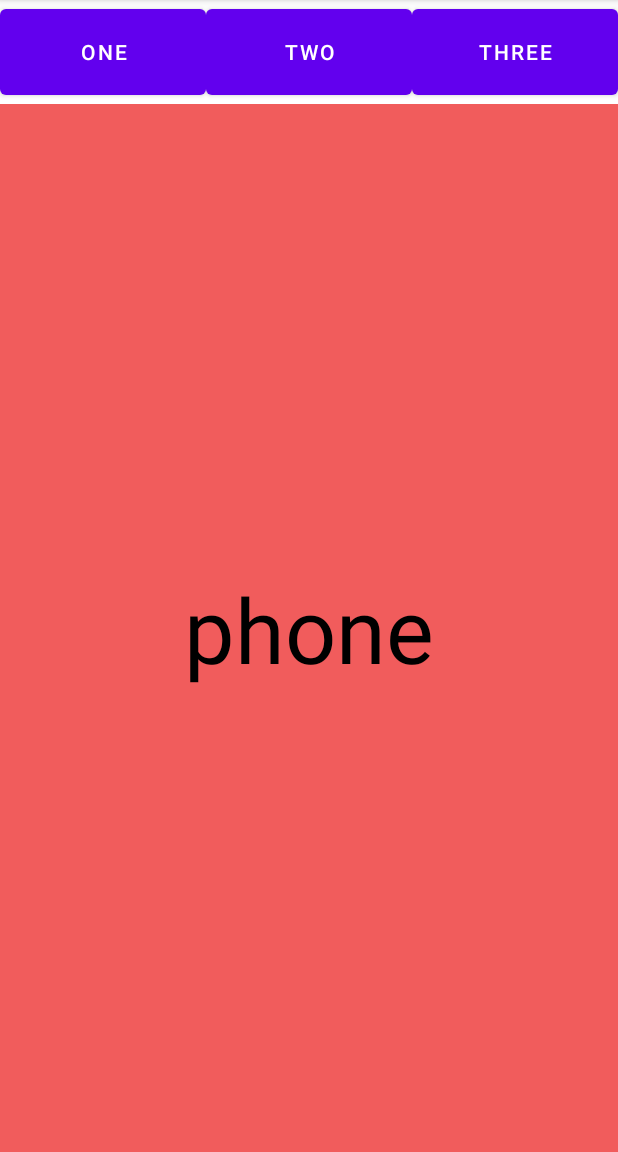
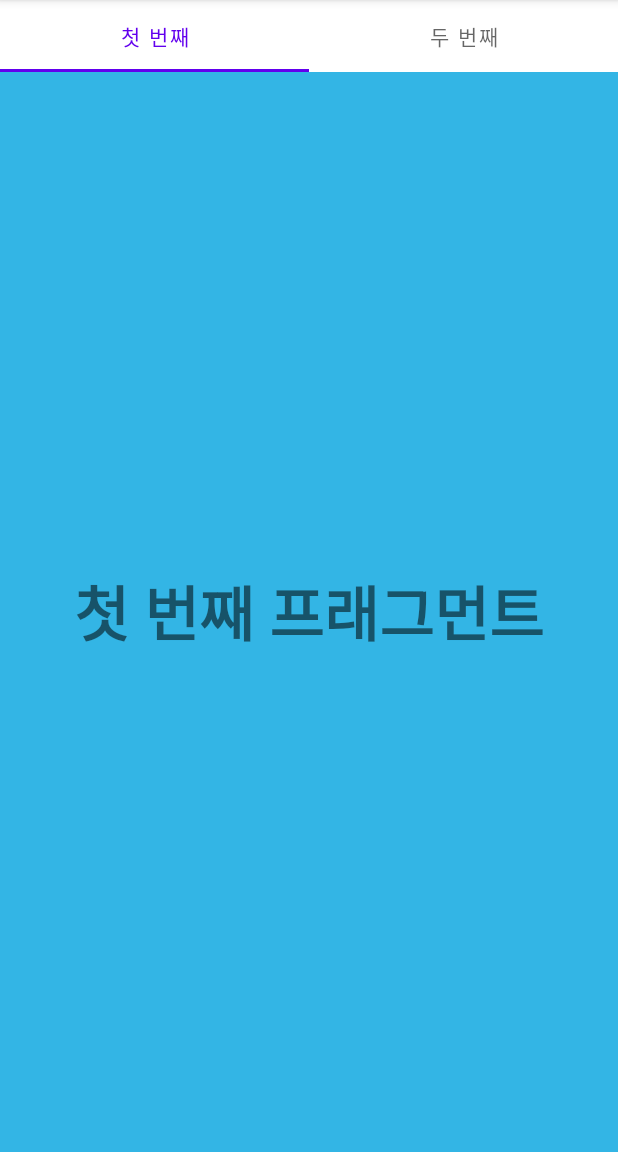
Before and after one commit to Rudolf0328/molip_week1, an Android app: the screen it shows after launch (MainActivity), on a phone screen of 412 x 824 dp, the part 84-1236 px from its top. Run offline under Robolectric (Android 15) with nearby library versions, the phone set to English and light mode, and no system bars.

Commit message:
tab layout

```diff
--- /dev/null
+++ b/app/src/main/java/com/example/molip/Adapter.java
@@ -0,0 +1,36 @@
+package com.example.molip;
+
+//FragmentPagerAdapter -> 모든 프래그먼트를 메모리에 미리 로딩 시키고 소멸X
+//FragmentStatePagerAdapter -> default 3. 자기를 포함한 양 옆까지 메모리에 로딩
+
+import androidx.annotation.NonNull;
+import androidx.fragment.app.Fragment;
+import androidx.fragment.app.FragmentManager;
+import androidx.fragment.app.FragmentPagerAdapter;
+
+import java.util.ArrayList;
+import java.util.List;
+
+public class Adapter extends FragmentPagerAdapter {
+
+    private List<Fragment> fragmentList = new ArrayList<>();
+
+    public Adapter(@NonNull FragmentManager fm, int behavior) {
+        super(fm, behavior);
+    }
+
+    public void addFragment(Fragment fragment){
+        fragmentList.add(fragment);
+
+    }
+    @NonNull
+    @Override
+    public Fragment getItem(int position) {
+        return fragmentList.get(position);
+    }
+
+    @Override
+    public int getCount() {
+        return fragmentList.size();
+    }
+}
--- a/app/src/main/java/com/example/molip/MainActivity.java
+++ b/app/src/main/java/com/example/molip/MainActivity.java
@@ -1,58 +1,42 @@
 package com.example.molip;
 
+import androidx.appcompat.app.AppCompatActivity;
+import androidx.viewpager.widget.ViewPager;
+
 import android.os.Bundle;
-import android.view.View;
-import android.widget.Button;
 
-import androidx.appcompat.app.AppCompatActivity;
-import androidx.fragment.app.FragmentManager;
-import androidx.fragment.app.FragmentTransaction;
+import com.google.android.material.tabs.TabItem;
+import com.google.android.material.tabs.TabLayout;
 
-public class MainActivity extends AppCompatActivity implements View.OnClickListener {
-    FragmentManager manager;
-    FragmentTransaction ft;
+public class MainActivity extends AppCompatActivity {
 
-    Phone phone;
-    Pictures pictures;
+    private static final String TAG = "Main_Activity";
+    private TabLayout tabLayout;
+    private ViewPager viewPager;
+    private Adapter adapter;
 
     @Override
     protected void onCreate(Bundle savedInstanceState) {
         super.onCreate(savedInstanceState);
         setContentView(R.layout.activity_main);
 
-        manager = getSupportFragmentManager();
+        tabLayout=findViewById(R.id.tabs);
+        viewPager=findViewById(R.id.view_pager);
+        adapter=new Adapter(getSupportFragmentManager(),1);
 
-        Button phoneTab = findViewById(R.id.one);
-        Button picturesTab = findViewById(R.id.two);
+        //FragmentAdapter에 컬렉션 담기
+        adapter.addFragment(new Phone());
+        adapter.addFragment(new Pictures());
+//        adapter.addFragment(new Frag3());
 
-        phone = new Phone();
-        pictures = new Pictures();
+        //ViewPager Fragment 연결
+        viewPager.setAdapter(adapter);
 
-        ft = manager.beginTransaction();
-        ft.add(R.id.fragment_container, phone);
-        ft.addToBackStack(null);
-        ft.commit();
+        //ViewPager과 TabLayout 연결
+        tabLayout.setupWithViewPager(viewPager);
 
-        phoneTab.setOnClickListener(this);
-        picturesTab.setOnClickListener(this);
-    }
-
-    @Override
-    public void onClick(View v) {
-        ft = manager.beginTransaction();
-
-        int id = v.getId();
-        switch (id) {
-            case R.id.one:
-                ft.replace(R.id.fragment_container, phone);
-                ft.commit();
-                break;
-            case R.id.two:
-                ft.replace(R.id.fragment_container, pictures);
-                ft.commit();
-                break;
-            default:
-                break;
-        }
+        tabLayout.getTabAt(0).setText("첫 번째");
+        tabLayout.getTabAt(1).setText("두 번째");
+//        tabLayout.getTabAt(2).setText("세 번째");
     }
 }
--- a/app/src/main/java/com/example/molip/Phone.java
+++ b/app/src/main/java/com/example/molip/Phone.java
@@ -9,18 +9,13 @@ import androidx.annotation.NonNull;
 import androidx.annotation.Nullable;
 import androidx.fragment.app.Fragment;
 
-//import com.example.molip.R;
-
+//외부에서 new Frag1 호출 시
 public class Phone extends Fragment {
-
     @Nullable
     @Override
     public View onCreateView(@NonNull LayoutInflater inflater, @Nullable ViewGroup container, @Nullable Bundle savedInstanceState) {
-        return inflater.inflate(R.layout.phone, container, false);
-    }
+        View v=inflater.inflate(R.layout.phone,container,false);
 
-    @Override
-    public void onViewCreated(@NonNull View view, @Nullable Bundle savedInstanceState) {
-        super.onViewCreated(view, savedInstanceState);
+        return v;
     }
 }
--- a/app/src/main/java/com/example/molip/Pictures.java
+++ b/app/src/main/java/com/example/molip/Pictures.java
@@ -10,15 +10,11 @@ import androidx.annotation.Nullable;
 import androidx.fragment.app.Fragment;
 
 public class Pictures extends Fragment {
-
     @Nullable
     @Override
     public View onCreateView(@NonNull LayoutInflater inflater, @Nullable ViewGroup container, @Nullable Bundle savedInstanceState) {
-        return inflater.inflate(R.layout.pictures, container, false);
-    }
+        View v=inflater.inflate(R.layout.pictures,container,false);
 
-    @Override
-    public void onViewCreated(@NonNull View view, @Nullable Bundle savedInstanceState) {
-        super.onViewCreated(view, savedInstanceState);
+        return v;
     }
 }
--- a/app/src/main/res/layout/activity_main.xml
+++ b/app/src/main/res/layout/activity_main.xml
@@ -6,40 +6,16 @@
     android:layout_height="match_parent"
     android:orientation="vertical"
     tools:context=".MainActivity">
+    <com.google.android.material.tabs.TabLayout
+        android:id="@+id/tabs"
+        android:layout_width="match_parent"
+        android:layout_height="wrap_content">
 
-    <LinearLayout
+    </com.google.android.material.tabs.TabLayout>
+
+    <androidx.viewpager.widget.ViewPager
+        android:id="@+id/view_pager"
         android:layout_width="match_parent"
-        android:layout_height="0dp"
-        android:layout_weight="1"
-        android:orientation="horizontal">
-
-        <Button
-            android:id="@+id/one"
-            android:layout_width="0dp"
-            android:layout_height="match_parent"
-            android:layout_weight="1"
-            android:text="one" />
-
-        <Button
-            android:id="@+id/two"
-            android:layout_width="0dp"
-            android:layout_height="match_parent"
-            android:layout_weight="1"
-            android:text="two" />
-
-        <Button
-            android:id="@+id/three"
-            android:layout_width="0dp"
-            android:layout_height="match_parent"
-            android:layout_weight="1"
-            android:text="three" />
-    </LinearLayout>
-
-    <LinearLayout
-        android:id="@+id/fragment_container"
-        android:layout_width="match_parent"
-        android:layout_height="0dp"
-        android:layout_weight="10"
-        android:orientation="vertical" />
+        android:layout_height="wrap_content"/>
 
 </LinearLayout>
--- a/app/src/main/res/layout/phone.xml
+++ b/app/src/main/res/layout/phone.xml
@@ -1,22 +1,17 @@
 <?xml version="1.0" encoding="utf-8"?>
-<androidx.constraintlayout.widget.ConstraintLayout
+<LinearLayout
     xmlns:android="http://schemas.android.com/apk/res/android"
-    xmlns:app="http://schemas.android.com/apk/res-auto"
-    android:orientation="vertical" android:layout_width="match_parent"
-    android:layout_height="match_parent"
-    android:background="#F15C5C">
+    android:orientation="vertical"
+    android:layout_width="match_parent"
+    android:background="@android:color/holo_blue_light"
+    android:layout_height="match_parent">
 
     <TextView
-        android:id="@+id/tv1"
-        android:layout_width="wrap_content"
-        android:layout_height="wrap_content"
-        android:layout_gravity="center"
-        android:text="phone"
-        android:textColor="#000"
-        android:textSize="60sp"
-        app:layout_constraintBottom_toBottomOf="parent"
-        app:layout_constraintEnd_toEndOf="parent"
-        app:layout_constraintStart_toStartOf="parent"
-        app:layout_constraintTop_toTopOf="parent" />
+        android:layout_width="match_parent"
+        android:layout_height="match_parent"
+        android:text="첫 번째 프래그먼트"
+        android:textSize="40sp"
+        android:textStyle="bold"
+        android:gravity="center"/>
 
-</androidx.constraintlayout.widget.ConstraintLayout>
+</LinearLayout>
--- a/app/src/main/res/layout/pictures.xml
+++ b/app/src/main/res/layout/pictures.xml
@@ -1,22 +1,17 @@
 <?xml version="1.0" encoding="utf-8"?>
-<androidx.constraintlayout.widget.ConstraintLayout
+<LinearLayout
     xmlns:android="http://schemas.android.com/apk/res/android"
-    xmlns:app="http://schemas.android.com/apk/res-auto"
-    android:orientation="vertical" android:layout_width="match_parent"
-    android:layout_height="match_parent"
-    android:background="#AC5C5C">
+    android:orientation="vertical"
+    android:background="@android:color/holo_orange_light"
+    android:layout_width="match_parent"
+    android:layout_height="match_parent">
 
     <TextView
-        android:id="@+id/tv1"
-        android:layout_width="wrap_content"
-        android:layout_height="wrap_content"
-        android:layout_gravity="center"
-        android:text="pictures"
-        android:textColor="#000"
-        android:textSize="60sp"
-        app:layout_constraintBottom_toBottomOf="parent"
-        app:layout_constraintEnd_toEndOf="parent"
-        app:layout_constraintStart_toStartOf="parent"
-        app:layout_constraintTop_toTopOf="parent" />
+        android:layout_width="match_parent"
+        android:layout_height="match_parent"
+        android:text="두 번째 프래그먼트"
+        android:textSize="40sp"
+        android:textStyle="bold"
+        android:gravity="center"/>
 
-</androidx.constraintlayout.widget.ConstraintLayout>
+</LinearLayout>
```
